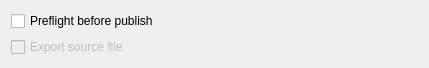
Qt form gui/pub_widget.ui (CX-kkk/preflight) before a commit.
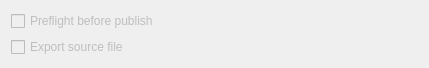
The same form after that commit.

The edit to the form file:
```diff
--- a/gui/pub_widget.ui
+++ b/gui/pub_widget.ui
@@ -16,6 +16,9 @@
   <layout class="QGridLayout" name="gridLayout">
    <item row="0" column="0">
     <widget class="QCheckBox" name="checkBox_preflight">
+     <property name="enabled">
+      <bool>false</bool>
+     </property>
      <property name="text">
       <string>Preflight before publish</string>
      </property>
```
